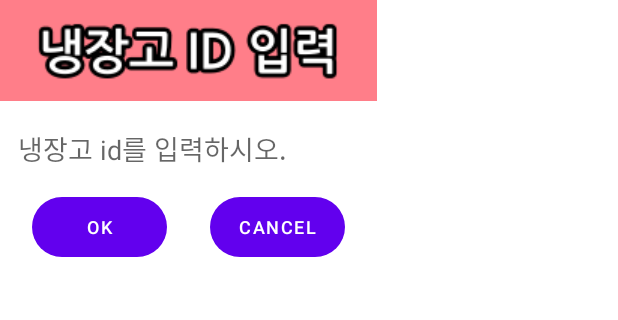
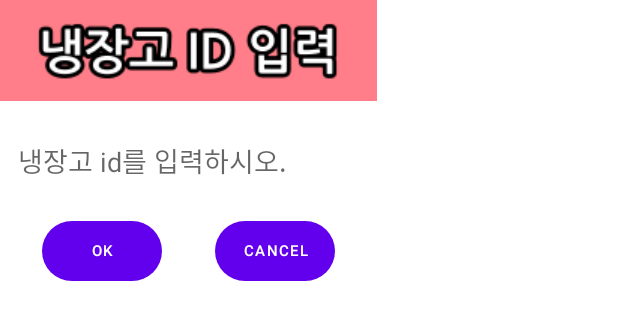
Before and after one commit to zzawang/refrigerator_firstScreen, an Android app: the layout dialog_plus.xml on its own in the app's theme, with its tools: preview values and no code run, on a phone screen of 412 x 824 dp. Shown: the top 320 px of the screen. Run offline under Robolectric (Android 15) with nearby library versions, the phone set to English and light mode, and no system bars.

```diff
--- a/app/src/main/java/com/example/firstscreen/WarningDialog.java
+++ b/app/src/main/java/com/example/firstscreen/WarningDialog.java
@@ -14,7 +14,7 @@ public class WarningDialog extends Dialog {
 
     private DialogWarningBinding dialogWarningBinding;
     private Context myContext;
-    private int myMode = 0;
+    private int myMode;
 
     @Override
     protected void onCreate(Bundle savedInstanceState) {
--- a/app/src/main/res/layout/dialog_information.xml
+++ b/app/src/main/res/layout/dialog_information.xml
@@ -9,6 +9,7 @@
         android:id="@+id/informationDialogTopic"
         android:layout_width="0dp"
         android:layout_height="70dp"
+        android:background="#B9F474"
         app:layout_constraintEnd_toEndOf="parent"
         app:layout_constraintStart_toStartOf="parent"
         app:layout_constraintTop_toTopOf="parent"
--- a/app/src/main/res/layout/dialog_plus.xml
+++ b/app/src/main/res/layout/dialog_plus.xml
@@ -25,7 +25,7 @@
         android:layout_width="0dp"
         android:layout_height="wrap_content"
         android:layout_marginStart="8dp"
-        android:layout_marginTop="8dp"
+        android:layout_marginTop="16dp"
         android:layout_marginEnd="8dp"
         android:backgroundTint="#FFFFFF"
         android:hint="@string/refrigerator_name"
@@ -40,17 +40,17 @@
 
     <Button
         android:id="@+id/pludDialogbuttonOk"
-        android:layout_width="90dp"
+        android:layout_width="80dp"
         android:layout_height="40dp"
         android:layout_marginStart="8dp"
-        android:layout_marginTop="8dp"
+        android:layout_marginTop="16dp"
         android:layout_marginEnd="8dp"
         android:layout_marginBottom="8dp"
         android:background="@drawable/button_style"
         android:backgroundTint="#75FF5866"
         android:text="OK"
         android:textColor="#FFFFFF"
-        android:textSize="12sp"
+        android:textSize="10sp"
         app:layout_constraintBottom_toBottomOf="parent"
         app:layout_constraintEnd_toStartOf="@+id/plusDialogbuttonCancel"
         app:layout_constraintHorizontal_bias="1.0"
@@ -60,17 +60,17 @@
 
     <Button
         android:id="@+id/plusDialogbuttonCancel"
-        android:layout_width="90dp"
+        android:layout_width="80dp"
         android:layout_height="40dp"
         android:layout_marginStart="8dp"
-        android:layout_marginTop="8dp"
+        android:layout_marginTop="16dp"
         android:layout_marginEnd="8dp"
         android:layout_marginBottom="8dp"
         android:background="@drawable/button_style"
         android:backgroundTint="#75FF5866"
         android:text="CANCEL"
         android:textColor="#FFFFFF"
-        android:textSize="12sp"
+        android:textSize="10sp"
         app:cornerRadius="20dp"
         app:layout_constraintBottom_toBottomOf="parent"
         app:layout_constraintEnd_toEndOf="parent"
```
Also changed, not shown: app/src/main/java/com/example/firstscreen/FirstLoginActivity.java (+10 -2 lines), app/src/main/java/com/example/firstscreen/InformationDialog.java (+16 -4 lines), app/src/main/java/com/example/firstscreen/MainActivity.java (+10 -7 lines), app/src/main/java/com/example/firstscreen/StartActivity.java (+46 -7 lines), app/src/main/res/drawable-v24/finish_application.png (added).
